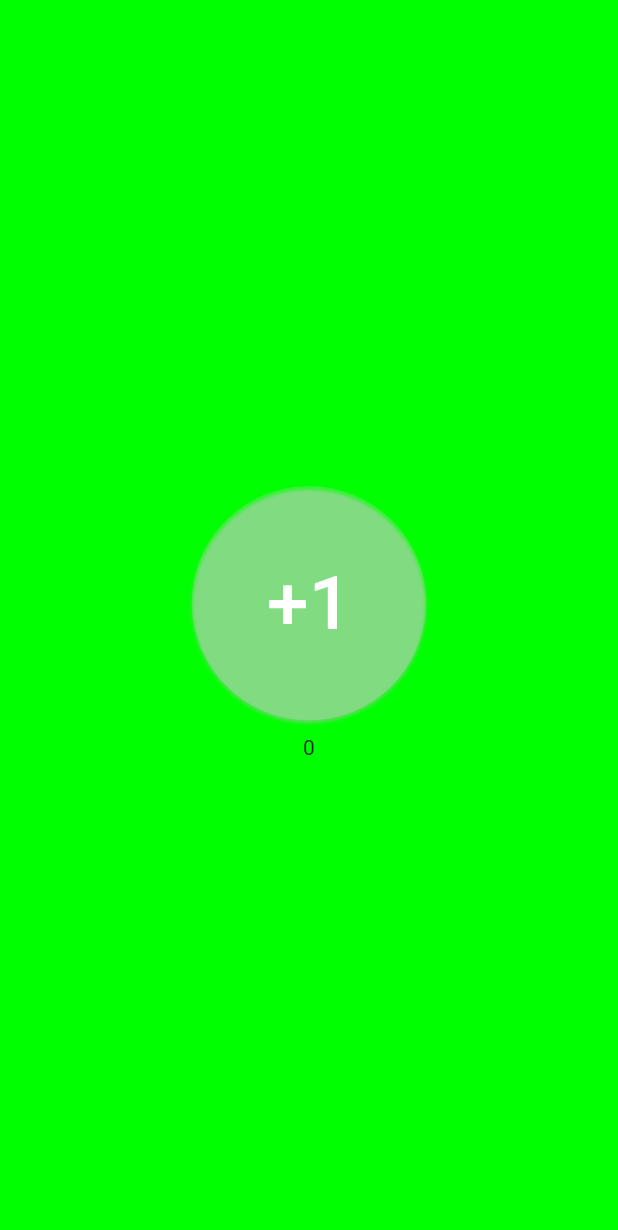
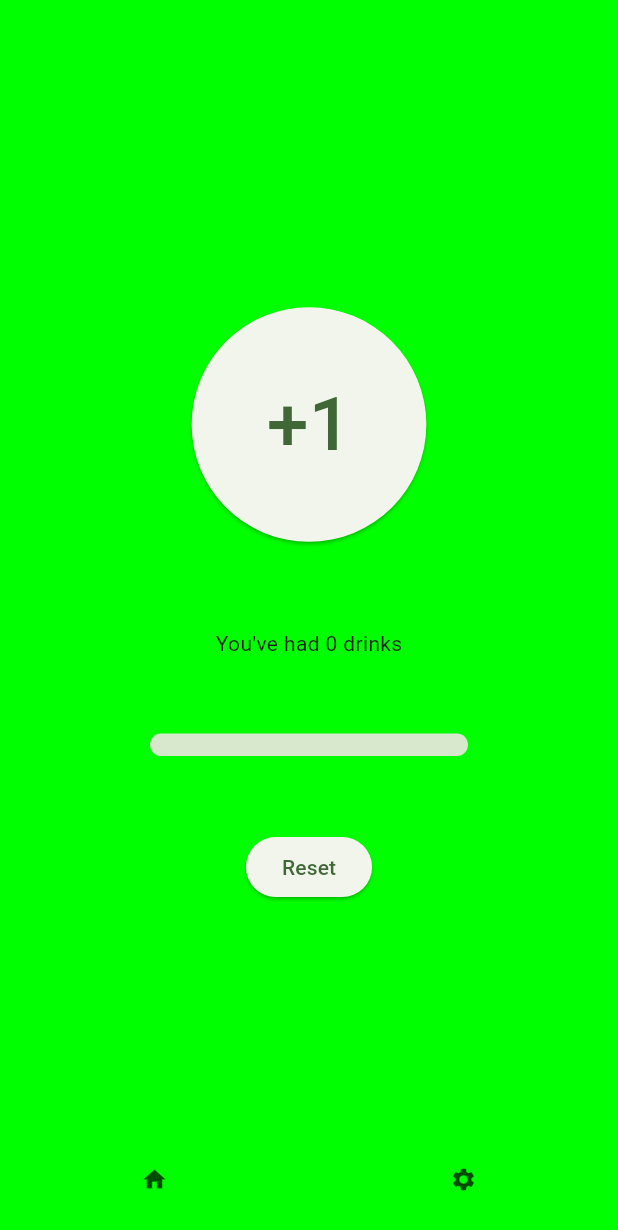
Before and after one commit to elliotWinn/DrinkingTracker, a Flutter app: the screen it shows after launch, on a phone screen of 412 x 824 dp. Shown: the top 1230 px of the screen. Run offline on Flutter 3.47's test engine with Material 3 defaults, Android fonts, the phone set to English and light mode, and no system bars.

Commit message:
working nav bar and pages

```diff
--- a/lib/main.dart
+++ b/lib/main.dart
@@ -1,6 +1,12 @@
+import 'dart:js';
+
 import 'package:flutter/material.dart';
+import 'package:provider/provider.dart';
+import 'package:flutter/rendering.dart';
+import 'package:test/pages.dart';
 
 void main() {
+  // debugPaintSizeEnabled=true;
   runApp(const MyApp());
 }
 
@@ -9,96 +15,213 @@ class MyApp extends StatelessWidget {
 
   @override
   Widget build(BuildContext context) {
+    return ChangeNotifierProvider(
+      create: (context) => Data(),
+      child: Consumer<Data>(
+        builder: (BuildContext context, Data data, Widget? child){
           return MaterialApp (
               title: 'Flutter Demo',
               theme: ThemeData(
-        colorScheme: ColorScheme.fromSeed(seedColor: Colors.lightBlue),
+                colorScheme: ColorScheme.fromSeed(seedColor: data.backgroundColour),
                 useMaterial3: true,
               ),
-      home: const HomePage(key: Key("homepage"))
+              home: data.currentPage.page
+          );
+        },
+      ),
     );
   }
 }
 
-class HomePage extends StatefulWidget {
+class HomePage extends StatelessWidget {
   const HomePage({super.key});
 
   @override
-  State<HomePage> createState() => _HomePageState();
-}
-
-class _HomePageState extends State<HomePage> {
-  int numDrinks = 0;
-  final int _maxDrinks = 10;
-  int get gain => 255~/_maxDrinks;
-  int get red {
-    if (numDrinks*gain > 255) {return 255;}
-    else {return numDrinks*gain;}
-  }
-  int get green {
-    if (numDrinks*gain > 255) {return 0;}
-    else {return 255-numDrinks*gain;}
-  }
-  Color get backgroundColour => Color.fromRGBO(red, green, 0, 1);
-
-  void addDrink() {
-    setState(() {
-      numDrinks++;
-    });
-  }
-
-  @override
   Widget build(BuildContext context) {
+    return Consumer<Data>(
+      builder: (BuildContext context, Data data, Widget? child) {
         return Scaffold (
         // appBar: AppBar(title: const Text("hello"),),
-      backgroundColor: backgroundColour,
+          backgroundColor: data.backgroundColour,
+          // bottomNavigationBar: NavigationBar(
+          //   // indicatorShape: const RoundedRectangleBorder(borderRadius: BorderRadius.only(topLeft: Radius.circular(10), topRight: Radius.circular(10))),
+          //   destinations: const [
+          //     NavigationDestination(icon: Icon(Icons.home), label: ""),
+          //     NavigationDestination(icon: Icon(Icons.document_scanner), label: "")
+          //   ]
+          // ),
+          bottomNavigationBar: MyNavBar(data: data,),
           body: Column(
             mainAxisAlignment: MainAxisAlignment.center,
-        crossAxisAlignment: CrossAxisAlignment.center,
+            // crossAxisAlignment: CrossAxisAlignment.center,
             children: [
-          CentreOnPage(CircularButton(50, addDrink, "+1")),
-          Text(numDrinks.toString()),
+              Row(
+                mainAxisAlignment: MainAxisAlignment.center,
+                children: [
+                  Container(
+                    padding: const EdgeInsets.all(50),
+                    child: CircularButton(50, data.addDrink, "+1")
+                  ),
                 ],
+              ),
+              Text(
+                  "You've had ${data.numDrinks} drinks"
+              ),
+              Container(
+                // decoration: BoxDecoration(border: Border.all(color: Colors.black)),
+                margin: const EdgeInsets.only(top: 50, bottom: 50, left: 100, right: 100),
+                child: LinearProgressIndicator(
+                  // backgroundColor: LinearGradient(colors: Colors.red, Colors.yellow,
+                  borderRadius: const BorderRadiusDirectional.all(Radius.circular(10)),
+                  value: data.numDrinks/data.maxDrinks,
+                  minHeight: 15,
                 )
+              ),
+              // const GradientProgressIndicator(
+              //   gradient: LinearGradient(colors: [Colors.green, Colors.yellow, Colors.red]),
+              // ),
+              ElevatedButton(
+                  onPressed: data.reset,
+                  child: const Text("Reset")),
+            ],
+          ),
+        );
+      },
     );
   }
 }
 
-// class Data extends ChangeNotifier {
-//   int numDrinks = 0;
-//   final int _maxDrinks = 10;
-//
-//   int get gain => 255~/_maxDrinks;
-//
-//   int get red {
-//     if (numDrinks*gain > 255) {return 255;}
-//     else {return numDrinks*gain;}
-//   }
-//
-//   int get green {
-//     if (numDrinks*gain > 255) {return 0;}
-//     else {return 255-numDrinks*gain;}
-//   }
-//
-//   Color get backgroundColour => Color.fromRGBO(red, green, 0, 1);
-//
-//   void addDrink() {
-//     numDrinks++;
-//     notifyListeners();
-//   }
-// }
-
-class CentreOnPage extends StatelessWidget {
-  final Widget widget;
-  const CentreOnPage(this.widget, {super.key});
+class SettingsPage extends StatelessWidget {
+  const SettingsPage({super.key});
 
   @override
   Widget build(BuildContext context) {
-    return Row(
-      mainAxisAlignment: MainAxisAlignment.center,
-      children: [
-          widget,
-      ],
+    return Consumer(
+      builder: (BuildContext context, Data data, Widget? child) {
+        return Scaffold(
+          appBar: AppBar(title: Text("settings"),),
+          body: Placeholder(),
+          bottomNavigationBar: MyNavBar(data: data),
+        );
+      }
+    );
+  }
+}
+
+class Data extends ChangeNotifier {
+  int numDrinks = 0;
+  int red = 0;
+  int green = 255;
+  Pages currentPage = Pages.home;
+
+  final int _maxDrinks = 10;
+  int get maxDrinks => _maxDrinks;
+
+  int get gain => 2*255~/_maxDrinks;
+
+  double get progress => numDrinks/maxDrinks;
+
+  Color get backgroundColour => Color.fromRGBO(red, green, 0, 1);
+
+  void setCurrentPage(Pages page) {
+    currentPage = page;
+    notifyListeners();
+  }
+
+  void updateColour(int gain) {
+    if (red < 255) {
+      red += gain;
+      if (red > 255) {red = 255;}
+    }
+    else {
+      green -= gain;
+      if (green<0) {green = 0;}
+    }
+  }
+
+  void addDrink() {
+    numDrinks++;
+    updateColour(gain);
+    notifyListeners();
+  }
+
+  void reset() {
+    numDrinks = 0;
+    red = 0;
+    green = 255;
+    notifyListeners();
+  }
+}
+
+class NavBarScaffold extends StatelessWidget {
+  final List<NavBarItem> navBarItems;
+  int get numItems => navBarItems.length;
+  static const double height = 75;
+
+  const NavBarScaffold({super.key, required this.navBarItems});
+
+  @override
+  Widget build(BuildContext context) {
+    return Container(
+      decoration: const BoxDecoration(
+        color: Color.fromRGBO(255, 255, 255, 0.0),
+        borderRadius: BorderRadius.only(
+            topRight: Radius.circular(15),
+            topLeft: Radius.circular(15))
+      ),
+      // padding: const EdgeInsets.only(top: height/2, bottom: height/2),
+      child: Row(
+        mainAxisAlignment: MainAxisAlignment.spaceEvenly,
+        children: List<Widget>.generate(
+            navBarItems.length,
+                (int i) => SizedBox(
+                  width: MediaQuery.of(context).size.width/numItems,
+                  height: height,
+                  child: navBarItems[i],
+                )
+        ),
+      ),
+    );
+  }
+}
+
+class MyNavBar extends StatelessWidget {
+  final Data data;
+
+  const MyNavBar({super.key, required this.data});
+
+  @override
+  Widget build(BuildContext context) {
+    return NavBarScaffold(navBarItems: [
+      NavBarItem(icon: const Icon(Icons.home), page: Pages.home, data: data,),
+      NavBarItem(icon: const Icon(Icons.settings), page: Pages.settings, data: data,)
+    ]);
+  }
+}
+
+class NavBarItem extends StatelessWidget {
+  final Icon icon;
+  final Pages page;
+  final Data data;
+
+  const NavBarItem({super.key, required this.icon, required this.page, required this.data});
+
+  @override
+  Widget build(BuildContext context) {
+    return SizedBox.expand(
+      child: FilledButton(
+          onPressed: () {data.setCurrentPage(page);},
+          style: FilledButton.styleFrom(
+            foregroundColor: const Color.fromRGBO(0, 0, 0, 0.7),
+            backgroundColor: const Color.fromRGBO(0, 0, 0, 0),
+            // surfaceTintColor: const Color.fromRGBO(255, 255, 255, 0.0),
+            shape: const RoundedRectangleBorder(borderRadius: BorderRadius.only(
+                topLeft: Radius.circular(15),
+                topRight: Radius.circular((15)))),
+            elevation: 0,
+          ),
+          child: icon
+      ),
     );
   }
 }
@@ -117,10 +240,10 @@ class CircularButton extends StatelessWidget {
       style: ElevatedButton.styleFrom(
         shape: const CircleBorder(),
         padding: EdgeInsets.all(radius),
-        backgroundColor: const Color.fromRGBO(255, 255, 255, 0.1),
-        foregroundColor: const Color.fromRGBO(255, 255, 255, 1),
-        shadowColor: const Color.fromRGBO(255, 255, 255, 1),
-        surfaceTintColor: const Color.fromRGBO(255, 255, 255, 1),
+        // backgroundColor: const Color.fromRGBO(255, 255, 255, 0.1),
+        // foregroundColor: const Color.fromRGBO(255, 255, 255, 1),
+        // shadowColor: const Color.fromRGBO(255, 255, 255, 1),
+        // surfaceTintColor: const Color.fromRGBO(255, 255, 255, 1),
       ),
       onPressed: onPressed,
       child: Text(
--- /dev/null
+++ b/lib/pages.dart
@@ -0,0 +1,12 @@
+import 'package:flutter/cupertino.dart';
+import 'package:flutter/material.dart';
+import 'package:test/main.dart';
+
+enum Pages {
+  home(HomePage(key: Key("homepage"))),
+  settings(SettingsPage(key: Key("settings"),));
+
+  final Widget _page;
+  Widget get page => _page;
+  const Pages(this._page);
+}
--- a/pubspec.yaml
+++ b/pubspec.yaml
@@ -30,6 +30,7 @@ environment:
 dependencies:
   flutter:
     sdk: flutter
+  gradient_widgets: ^0.6.0
 
 
   # The following adds the Cupertino Icons font to your application.
```
Also changed, not shown: pubspec.lock. Lines whose indentation alone changed are shown as unchanged.
